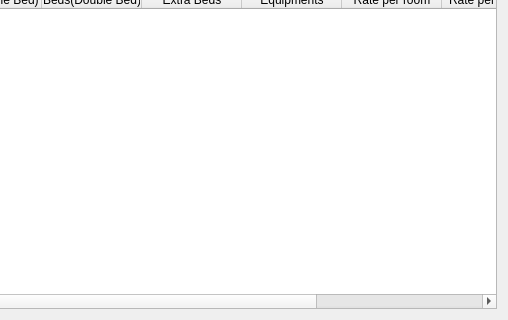
Before: the Qt Designer form rooms.ui in dsubhajit/bill_master, drawn with Qt 5; both pictures show x 370 to 878 and y 90 to 410 of the 878 by 410 pixel window.
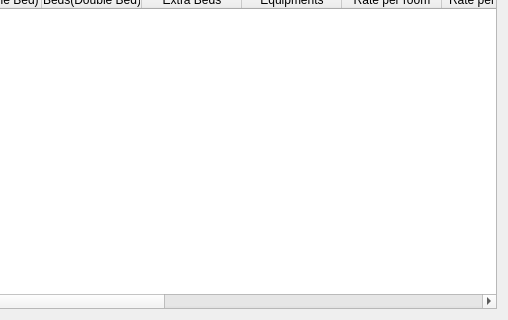
After: the same form once the commit is applied. Icons and pictures are not drawn.

Patch:
```diff
--- a/rooms.ui
+++ b/rooms.ui
@@ -248,6 +248,21 @@
        <string>Rate per person</string>
       </property>
      </column>
+     <column>
+      <property name="text">
+       <string>cGST Tax</string>
+      </property>
+     </column>
+     <column>
+      <property name="text">
+       <string>sGST Tax</string>
+      </property>
+     </column>
+     <column>
+      <property name="text">
+       <string>GST Tax</string>
+      </property>
+     </column>
      <column>
       <property name="text">
        <string>Status</string>
```
